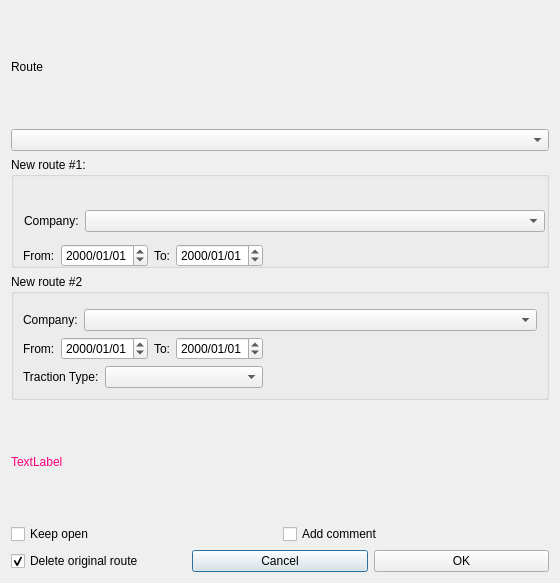
Old version of the form mapper_app/ui/splitroute.ui in the repository allenck/mapper.
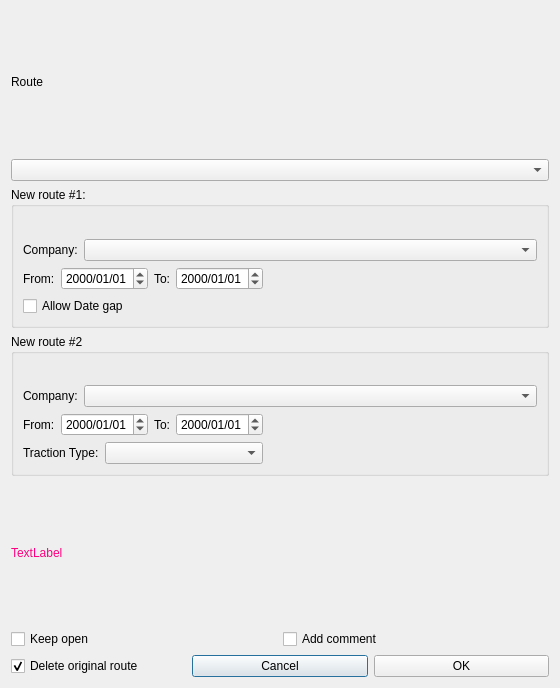
New version of the form. Custom widgets are drawn as their Qt base class.

What changed in the file:
```diff
--- a/mapper_app/ui/splitroute.ui
+++ b/mapper_app/ui/splitroute.ui
@@ -7,7 +7,7 @@
     <x>0</x>
     <y>0</y>
     <width>560</width>
-    <height>583</height>
+    <height>688</height>
    </rect>
   </property>
   <property name="windowTitle">
@@ -94,38 +94,38 @@
      <property name="title">
       <string>New route #1:</string>
      </property>
-     <widget class="RouteNameWidget" name="rnw1" native="true">
-      <property name="geometry">
-       <rect>
-        <x>12</x>
-        <y>33</y>
-        <width>502</width>
-        <height>16</height>
-       </rect>
-      </property>
-     </widget>
-     <widget class="QCheckBox" name="chkAllowGap">
-      <property name="geometry">
-       <rect>
-        <x>12</x>
-        <y>120</y>
-        <width>139</width>
-        <height>24</height>
-       </rect>
-      </property>
+     <layout class="QGridLayout" name="gridLayout">
+      <item row="0" column="0">
+       <widget class="RouteNameWidget" name="rnw1" native="true"/>
+      </item>
+      <item row="1" column="0">
+       <layout class="QHBoxLayout" name="horizontalLayout_8">
+        <item>
+         <widget class="QLabel" name="label_4">
       <property name="text">
-       <string>Allow Date gap</string>
-      </property>
-     </widget>
-     <widget class="QWidget" name="">
-      <property name="geometry">
-       <rect>
-        <x>12</x>
-        <y>83</y>
-        <width>521</width>
-        <height>31</height>
-       </rect>
-      </property>
+           <string>Company:</string>
+          </property>
+         </widget>
+        </item>
+        <item>
+         <widget class="QComboBox" name="cbCompany1">
+          <property name="sizePolicy">
+           <sizepolicy hsizetype="Expanding" vsizetype="Fixed">
+            <horstretch>1</horstretch>
+            <verstretch>0</verstretch>
+           </sizepolicy>
+          </property>
+          <property name="minimumSize">
+           <size>
+            <width>400</width>
+            <height>0</height>
+           </size>
+          </property>
+         </widget>
+        </item>
+       </layout>
+      </item>
+      <item row="2" column="0">
       <layout class="QHBoxLayout" name="horizontalLayout_5">
        <item>
         <layout class="QHBoxLayout" name="horizontalLayout_4">
@@ -185,42 +185,15 @@
         </spacer>
        </item>
       </layout>
-     </widget>
-     <widget class="QWidget" name="">
-      <property name="geometry">
-       <rect>
-        <x>13</x>
-        <y>50</y>
-        <width>521</width>
-        <height>28</height>
-       </rect>
-      </property>
-      <layout class="QHBoxLayout" name="horizontalLayout_8">
-       <item>
-        <widget class="QLabel" name="label_4">
+      </item>
+      <item row="3" column="0">
+       <widget class="QCheckBox" name="chkAllowGap">
          <property name="text">
-          <string>Company:</string>
-         </property>
-        </widget>
-       </item>
-       <item>
-        <widget class="QComboBox" name="cbCompany1">
-         <property name="sizePolicy">
-          <sizepolicy hsizetype="Expanding" vsizetype="Fixed">
-           <horstretch>1</horstretch>
-           <verstretch>0</verstretch>
-          </sizepolicy>
-         </property>
-         <property name="minimumSize">
-          <size>
-           <width>400</width>
-           <height>0</height>
-          </size>
+         <string>Allow Date gap</string>
          </property>
         </widget>
        </item>
       </layout>
-     </widget>
     </widget>
    </item>
    <item row="0" column="0">
```
Lines whose indentation alone changed are shown as unchanged.
